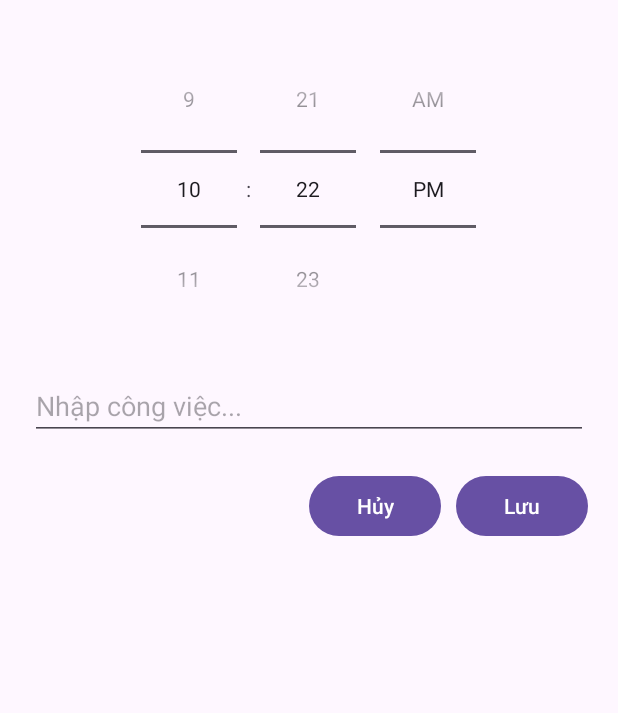
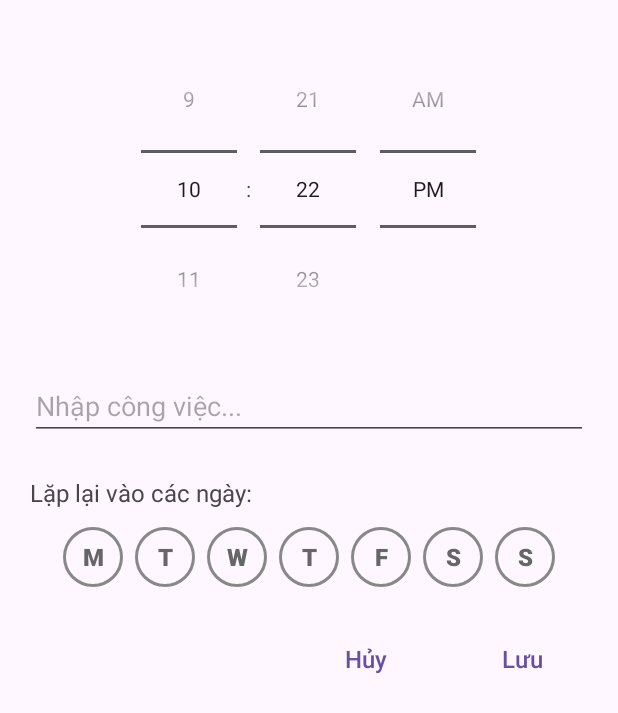
Before and after one commit to phuvt0912/Reminder-App, an Android app: the layout itemreminder_dialog.xml on its own in the app's theme, with its tools: preview values and no code run, on a phone screen of 412 x 824 dp. Shown: the top 713 px of the screen. Run offline under Robolectric (Android 15) with nearby library versions, the phone set to English and light mode, and no system bars.

Commit message:
-ngày trong tuần

```diff
--- /dev/null
+++ b/app/src/main/res/color/day_text_selector.xml
@@ -0,0 +1,7 @@
+<?xml version="1.0" encoding="utf-8"?>
+<selector xmlns:android="http://schemas.android.com/apk/res/android">
+    <!-- checked -->
+    <item android:state_checked="true" android:color="@color/white"/>
+    <!-- defaut -->
+    <item android:color="#666666"/>
+</selector>
--- /dev/null
+++ b/app/src/main/res/drawable/day_selector_background.xml
@@ -0,0 +1,7 @@
+<?xml version="1.0" encoding="utf-8"?>
+<selector xmlns:android="http://schemas.android.com/apk/res/android">
+    <!-- if check change background -->
+    <item android:state_checked="true" android:drawable="@drawable/day_selector_selected"/>
+    <!-- defaut -->
+    <item android:drawable="@drawable/day_selector_unselected"/>
+</selector>
--- /dev/null
+++ b/app/src/main/res/drawable/day_selector_selected.xml
@@ -0,0 +1,10 @@
+<?xml version="1.0" encoding="utf-8"?>
+<shape xmlns:android="http://schemas.android.com/apk/res/android"
+    android:shape="oval">
+    <!-- background color -->
+    <solid android:color="#4CAF50" />
+    <!-- border -->
+    <stroke width="2dp" color="8BC34A" />/>
+
+
+</shape>
--- /dev/null
+++ b/app/src/main/res/drawable/day_selector_unselected.xml
@@ -0,0 +1,10 @@
+<?xml version="1.0" encoding="utf-8"?>
+<shape xmlns:android="http://schemas.android.com/apk/res/android"
+    android:shape="oval">
+    <!-- transparent -->
+    <solid android:color="@android:color/transparent"/>
+    <!-- border -->
+    <stroke
+        android:width="2dp"
+        android:color="#888888"/>
+</shape>
--- a/app/src/main/res/layout/activity_main.xml
+++ b/app/src/main/res/layout/activity_main.xml
@@ -1,23 +1,50 @@
 <LinearLayout xmlns:android="http://schemas.android.com/apk/res/android"
+    xmlns:app="http://schemas.android.com/apk/res-auto"
+    android:id="@+id/main"
     android:layout_width="match_parent"
     android:layout_height="match_parent"
-    android:id="@+id/main"
     android:orientation="vertical"
+    android:background="#F0F4F7"
     android:padding="16dp">
 
-    <!-- Nút thêm nhắc nhở -->
+    <!-- Header Title -->
+    <TextView
+        android:id="@+id/appTitle"
+        android:layout_width="wrap_content"
+        android:layout_height="wrap_content"
+        android:layout_gravity="center_horizontal"
+        android:layout_marginBottom="24dp"
+        android:text="Your Reminders"
+        android:textColor="@color/black"
+        android:textSize="24dp"
+        android:textStyle="bold" />
+
+    <!-- Nút thêm nhắc nhở (Styled) -->
     <Button
         android:id="@+id/btnAdd"
         android:layout_width="match_parent"
         android:layout_height="wrap_content"
-        android:text="+ Thêm nhắc nhở" />
+        android:text="+ Thêm nhắc nhở"
+        android:background="@android:color/transparent"
+        android:textColor="@android:color/black"
+        android:textSize="20dp"
+        app:backgroundTint="@null" />
 
     <!-- Danh sách nhắc nhở -->
-    <androidx.recyclerview.widget.RecyclerView
-        android:id="@+id/ReminderSchedule"
+    <androidx.cardview.widget.CardView
         android:layout_width="match_parent"
         android:layout_height="0dp"
         android:layout_weight="1"
-        android:paddingTop="8dp" />
+        android:layout_marginTop="16dp"
+        app:cardCornerRadius="12dp"
+        app:cardElevation="10dp">
+
+        <androidx.recyclerview.widget.RecyclerView
+            android:id="@+id/ReminderSchedule"
+            android:layout_width="match_parent"
+            android:layout_height="match_parent"
+            android:padding="8dp" />
+
+    </androidx.cardview.widget.CardView>
 
 </LinearLayout>
--- a/app/src/main/res/layout/item_reminder.xml
+++ b/app/src/main/res/layout/item_reminder.xml
@@ -31,15 +31,19 @@
         android:id="@+id/switchActive"
         android:layout_width="wrap_content"
         android:layout_height="wrap_content"
-        android:checked="true" />
+        android:checked="true"
+        android:width="48dp"
+        android:height="48dp" />
 
     <!-- Nút xóa -->
     <ImageButton
         android:id="@+id/DeleteTaskButton"
-        android:layout_width="40dp"
-        android:layout_height="40dp"
+        android:layout_width="48dp"
+        android:layout_height="48dp"
         android:src="@android:drawable/ic_menu_delete"
         android:background="?attr/selectableItemBackgroundBorderless"
         android:contentDescription="Xóa lịch" />
 
+
+
 </LinearLayout>
--- a/app/src/main/res/layout/itemreminder_dialog.xml
+++ b/app/src/main/res/layout/itemreminder_dialog.xml
@@ -15,30 +15,103 @@
         android:id="@+id/editTask"
         android:layout_width="match_parent"
         android:layout_height="wrap_content"
+        android:layout_marginTop="16dp"
         android:hint="Nhập công việc..."
-        android:inputType="text"
-        android:layout_marginTop="16dp" />
+        android:inputType="text" />
+
+    <!-- START OF NEW DAY SELECTOR SECTION -->
+    <TextView
+        android:layout_width="wrap_content"
+        android:layout_height="wrap_content"
+        android:layout_marginTop="24dp"
+        android:text="Lặp lại vào các ngày:"
+        android:textSize="16sp"/>
 
     <LinearLayout
         android:layout_width="match_parent"
         android:layout_height="wrap_content"
-        android:orientation="horizontal"
+        android:layout_marginTop="12dp"
+        android:gravity="center"
+        android:orientation="horizontal">
+
+        <!-- We will create a single style for all the buttons -->
+        <ToggleButton
+            android:id="@+id/toggleMon"
+            style="@style/DayToggle"
+            android:textOff="M"
+            android:textOn="M" />
+
+        <ToggleButton
+            android:id="@+id/toggleTue"
+            style="@style/DayToggle"
+            android:layout_marginStart="8dp"
+            android:textOff="T"
+            android:textOn="T" />
+
+        <ToggleButton
+            android:id="@+id/toggleWed"
+            style="@style/DayToggle"
+            android:layout_marginStart="8dp"
+            android:textOff="W"
+            android:textOn="W" />
+
+        <ToggleButton
+            android:id="@+id/toggleThu"
+            style="@style/DayToggle"
+            android:layout_marginStart="8dp"
+            android:textOff="T"
+            android:textOn="T" />
+
+         <ToggleButton
+            android:id="@+id/toggleFri"
+            style="@style/DayToggle"
+            android:layout_marginStart="8dp"
+            android:textOff="F"
+            android:textOn="F" />
+
+        <ToggleButton
+            android:id="@+id/toggleSat"
+            style="@style/DayToggle"
+            android:layout_marginStart="8dp"
+            android:textOff="S"
+            android:textOn="S" />
+
+        <ToggleButton
+            android:id="@+id/toggleSun"
+            style="@style/DayToggle"
+            android:layout_marginStart="8dp"
+            android:textOff="S"
+            android:textOn="S" />
+
+    </LinearLayout>
+    <!-- END OF NEW DAY SELECTOR SECTION -->
+
+
+    <LinearLayout
+        android:layout_width="match_parent"
+        android:layout_height="wrap_content"
+        android:layout_marginTop="24dp"
         android:gravity="end"
-        android:layout_marginTop="20dp">
+        android:orientation="horizontal">
 
+        <!-- It's better to use MaterialButton for modern styling -->
         <Button
             android:id="@+id/btnCancel"
+            style="?attr/borderlessButtonStyle"
             android:layout_width="wrap_content"
             android:layout_height="wrap_content"
-            android:text="Hủy" />
+            android:text="Hủy"
+            android:textSize="16sp"/>
 
         <Button
             android:id="@+id/btnSave"
+            style="?attr/borderlessButtonStyle"
             android:layout_width="wrap_content"
             android:layout_height="wrap_content"
+            android:layout_marginStart="16dp"
             android:text="Lưu"
-            android:layout_marginStart="10dp" />
+            android:textSize="16sp"/>
+
     </LinearLayout>
 
-
 </LinearLayout>
--- a/app/src/main/res/values/colors.xml
+++ b/app/src/main/res/values/colors.xml
@@ -2,4 +2,5 @@
 <resources>
     <color name="black">#FF000000</color>
     <color name="white">#FFFFFFFF</color>
+
 </resources>
--- a/app/src/main/res/values/themes.xml
+++ b/app/src/main/res/values/themes.xml
@@ -4,6 +4,13 @@
         <!-- Customize your light theme here. -->
         <!-- <item name="colorPrimary">@color/my_light_primary</item> -->
     </style>
-
+    <style name="DayToggle" parent="Widget.AppCompat.Button.Borderless">
+        <item name="android:layout_width">40dp</item>
+        <item name="android:layout_height">40dp</item>
+        <item name="android:background">@drawable/day_selector_background</item>
+        <item name="android:textColor">@color/day_text_selector</item>
+        <item name="android:textSize">16sp</item>
+        <item name="android:textStyle">bold</item>
+    </style>
     <style name="Theme.Reminder" parent="Base.Theme.Reminder" />
 </resources>
```
